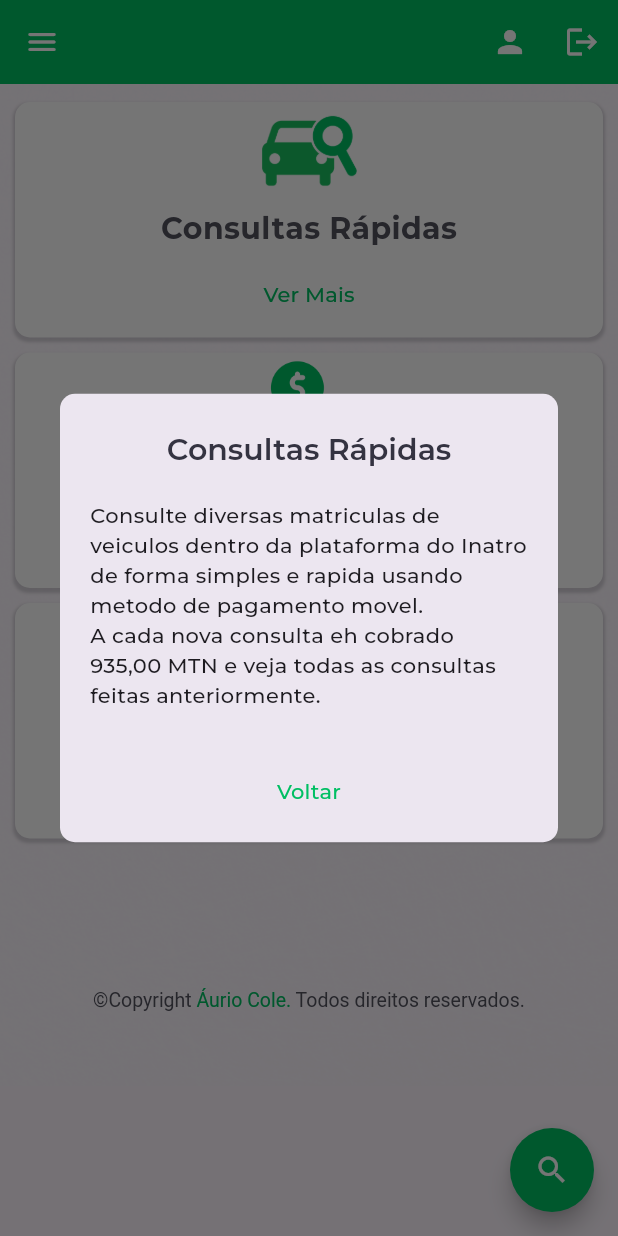
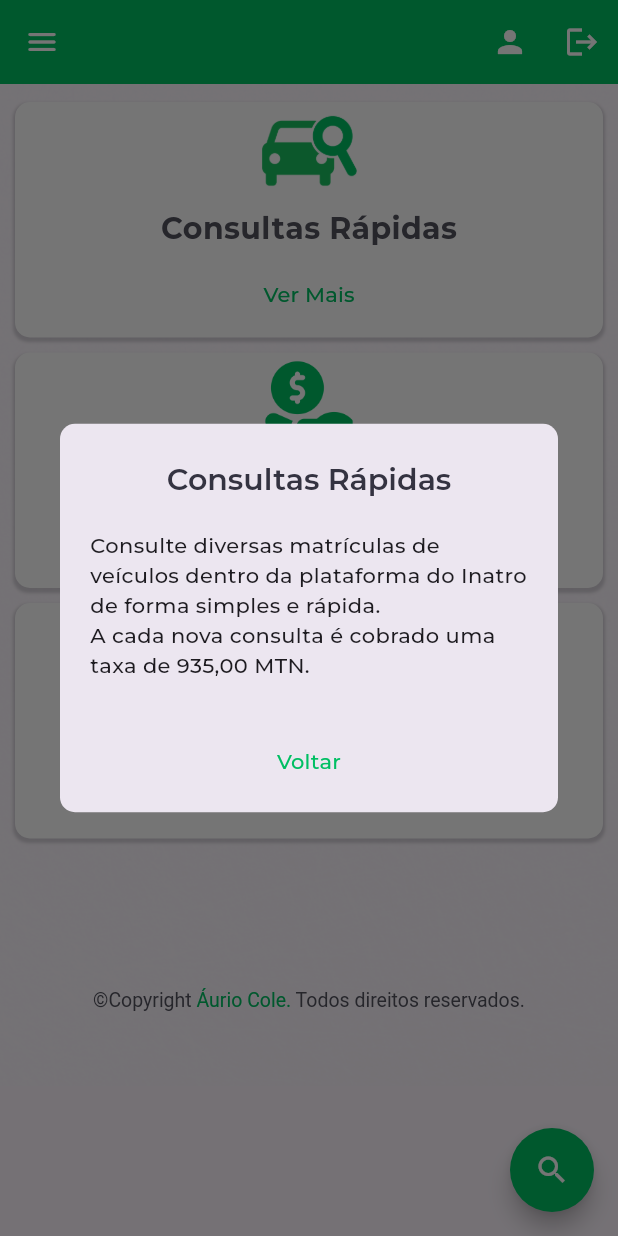
Before and after one commit to auriocole/inatro_app, a Flutter app: the HomePage screen opened directly, after a tap on "Ver Mais", on a phone screen of 412 x 824 dp. Run offline on Flutter 3.47's test engine with Material 3 defaults, Android fonts, the phone set to English and light mode, and no system bars; our stand-ins replace cloud_firestore, firebase_auth, firebase_core, firebase_messaging, get; missing offline and left inert: mpesa_sdk_mz; accounts and stored records are empty.

```diff
--- a/lib/app/services/Authentication/SignUpService.dart
+++ b/lib/app/services/Authentication/SignUpService.dart
@@ -3,7 +3,6 @@ import 'package:firebase_auth/firebase_auth.dart';
 import 'package:flutter/material.dart';
 import 'package:get/get.dart';
 import 'package:inatro_app/app/services/FirebaseAuthentication/FirebaseAuthentication.dart';
-import 'package:inatro_app/app/views/pages/HomePage.dart';
 import 'package:inatro_app/app/views/pages/LoginPage.dart';
 
 class SignUpService {
@@ -44,7 +43,7 @@ class SignUpService {
             ),
           ),
           messageText: const Text(
-            "Seja bem vindo(a).",
+            "Faça o login com sua credencias.",
             style: TextStyle(
               fontWeight: FontWeight.w600,
               fontSize: 14,
--- a/lib/app/views/widgets/landing/LandingPageWidget.dart
+++ b/lib/app/views/widgets/landing/LandingPageWidget.dart
@@ -56,7 +56,12 @@ class LandingPageWidget extends StatelessWidget {
                   const SizedBox(height: 5),
                   TextButton(
                     onPressed: () {
-                      QueryInfoDialog.showQueryInfoDialog(context);
+                      QueryInfoDialog.showQueryInfoDialog(
+                        context,
+                        "Consultas Rápidas",
+                        "Consulte diversas matrículas de veículos dentro da plataforma do Inatro de forma simples e rápida. \n"
+                        "A cada nova consulta é cobrado uma taxa de 935,00 MTN."
+                      );
                     },
                     child: const Text(
                       'Ver Mais',
@@ -99,7 +104,13 @@ class LandingPageWidget extends StatelessWidget {
                   ),
                   const SizedBox(height: 5),
                   TextButton(
-                    onPressed: () {},
+                    onPressed: () {
+                      QueryInfoDialog.showQueryInfoDialog(
+                          context,
+                          "Formas de Pagamento",
+                          "Escolha a melhor forma de pagamento para si. Pague de forma rápida em simples com as carteiras móveis mais usadas no país."
+                      );
+                    },
                     child: const Text(
                       'Ver Mais',
                       style: TextStyle(
@@ -141,7 +152,11 @@ class LandingPageWidget extends StatelessWidget {
                   const SizedBox(height: 5),
                   TextButton(
                     onPressed: () {
-                      _getToken();
+                      QueryInfoDialog.showQueryInfoDialog(
+                          context,
+                          "Acesso ao Histórico",
+                          ""
+                      );
                     },
                     child: const Text(
                       'Ver Mais',
--- a/lib/app/views/widgets/landing/dialogs/QueryInfoDialog.dart
+++ b/lib/app/views/widgets/landing/dialogs/QueryInfoDialog.dart
@@ -2,11 +2,11 @@ import 'package:flutter/material.dart';
 import 'package:inatro_app/app/views/colors/Colors.dart';
 
 class QueryInfoDialog {
-  static void showQueryInfoDialog(BuildContext context) {
+  static void showQueryInfoDialog(BuildContext context, String title, String content) {
     showDialog(context: context, builder: (context) {
       return AlertDialog(
         shape: RoundedRectangleBorder(borderRadius: BorderRadius.circular(10)),
-        title: Text("Consultas Rápidas",
+        title: Text(title,
         textAlign: TextAlign.center,
           style: TextStyle(
               color: secondary.shade500,
@@ -15,12 +15,11 @@ class QueryInfoDialog {
             ),
         ),
         contentPadding: const EdgeInsets.all(10),
-        content: const SingleChildScrollView(
-            padding: EdgeInsets.all(10),
+        content: SingleChildScrollView(
+            padding: const EdgeInsets.all(10),
             child: Column(
               children: <Widget> [
-                Text("Consulte diversas matriculas de veiculos dentro da plataforma do Inatro de forma simples e rapida usando metodo de pagamento movel."),
-                Text("A cada nova consulta eh cobrado 935,00 MTN e veja todas as consultas feitas anteriormente.")
+                Text(content),
               ],
             ),
           ),
```
Also changed, not shown: lib/app/services/Authentication/LoginService.dart (+4 -3 lines), lib/app/views/pages/HomePage.dart (+39 -3 lines).
